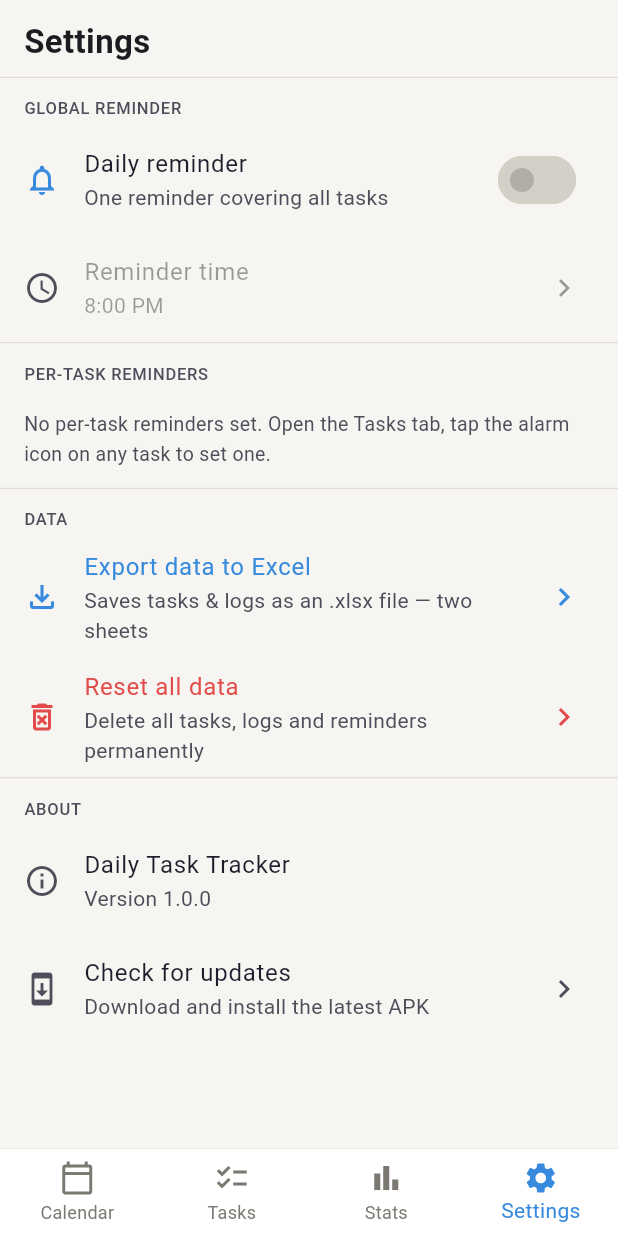
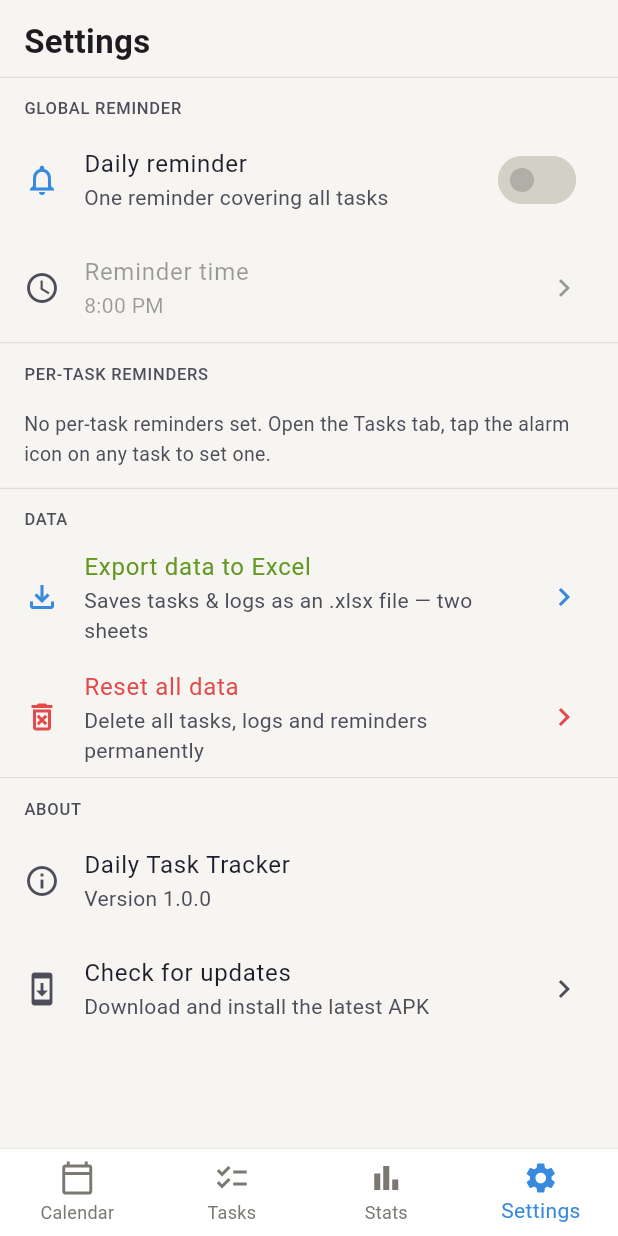
Before and after one commit to PTembo17/Dailytracker, a Flutter app: the screen it shows after launch, item 4 of the bottom bar chosen, on a phone screen of 412 x 824 dp. Run offline on Flutter 3.47's test engine with Material 3 defaults, Android fonts, the phone set to English and light mode, and no system bars; our stand-ins replace flutter_local_notifications, package_info_plus, share_plus, shared_preferences, sqflite, timezone; missing offline and left inert: excel; accounts and stored records are empty; network calls fail.

Commit message:
changed color

```diff
--- a/lib/screens/settings/settings_screen.dart
+++ b/lib/screens/settings/settings_screen.dart
@@ -288,7 +288,7 @@ class _SettingsScreenState extends State<SettingsScreen> {
                 : Icon(Icons.file_download_outlined, color: cs.primary),
             title: Text(
               'Export data to Excel',
-              style: TextStyle(color: cs.primary),
+              style: TextStyle(color: cs.secondary),
             ),
             subtitle: const Text(
                 'Saves tasks & logs as an .xlsx file — two sheets'),
```
Also changed, not shown: 3 other files.
